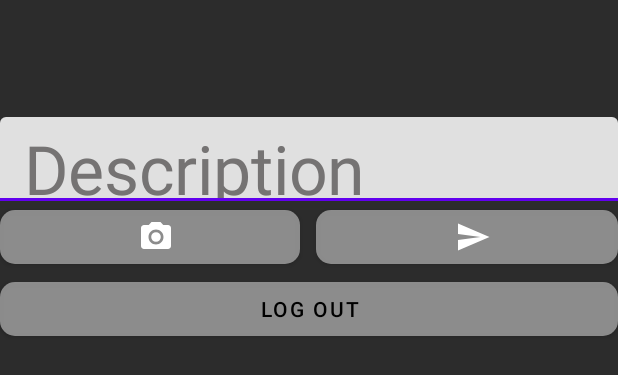
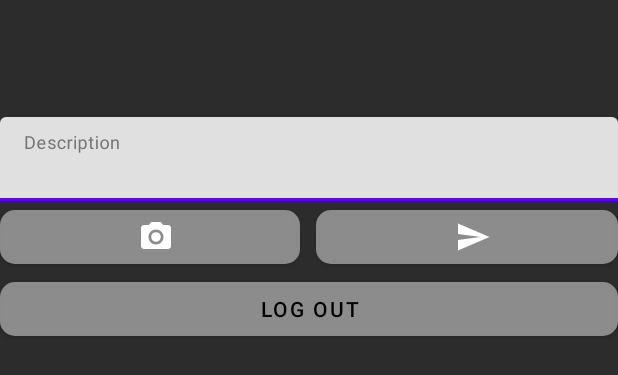
Before and after one commit to Whis99/ParseInstagram, an Android app: the layout activity_main.xml on its own in the app's theme, with its tools: preview values and no code run, on a phone screen of 412 x 824 dp. Shown: the top 375 px of the screen. Run offline under Robolectric (Android 15) with nearby library versions, the phone set to English and light mode, and no system bars.

Commit message:
design activity_main.xml

```diff
--- a/app/src/main/res/layout/activity_main.xml
+++ b/app/src/main/res/layout/activity_main.xml
@@ -27,7 +27,6 @@
         android:layout_height="wrap_content"
         android:hint="Description"
         app:hintEnabled="true"
-        app:hintTextAppearance="@style/TextAppearance.AppCompat.Display2"
         app:hintTextColor="#757373">
 
         <EditText
```
